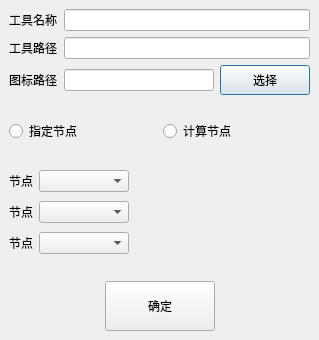
Old version of the form digitalIntegration/AddToolInfoDialog.ui in the repository jiaqingguo/DI.
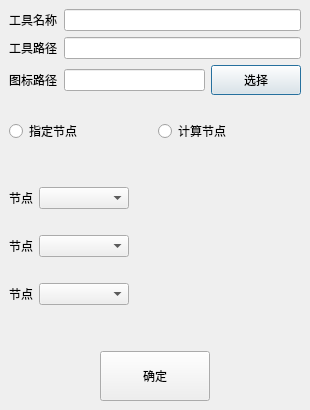
New version of the form.

Diff of the .ui file:
```diff
--- a/digitalIntegration/AddToolInfoDialog.ui
+++ b/digitalIntegration/AddToolInfoDialog.ui
@@ -6,8 +6,8 @@
    <rect>
     <x>0</x>
     <y>0</y>
-    <width>319</width>
-    <height>340</height>
+    <width>310</width>
+    <height>410</height>
    </rect>
   </property>
   <property name="windowTitle">
```
